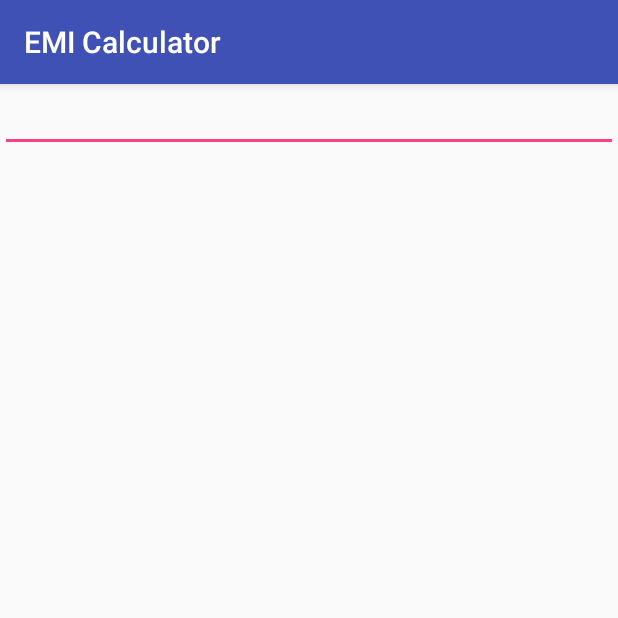
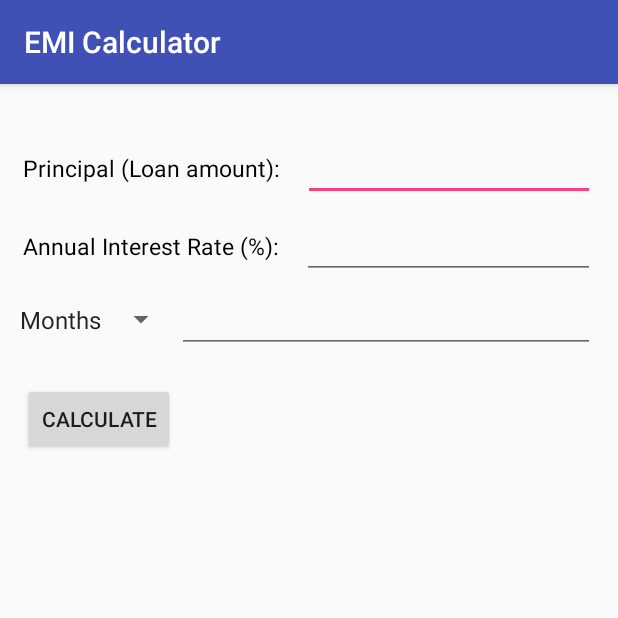
Before and after one commit to JosephCasal/MACTraining, an Android app: the screen it shows after launch (MainActivity), on a phone screen of 412 x 824 dp, the top half of it. Run offline under Robolectric (Android 15) with nearby library versions, the phone set to English and light mode, and no system bars; Roboto replaces fonts that are not available here.

Commit message:
EMI Calculator Done

```diff
--- a/projects/EMICalculator/app/src/main/java/com/example/joseph/emicalculator/MainActivity.java
+++ b/projects/EMICalculator/app/src/main/java/com/example/joseph/emicalculator/MainActivity.java
@@ -1,13 +1,83 @@
 package com.example.joseph.emicalculator;
 
+import android.os.Bundle;
 import android.support.v7.app.AppCompatActivity;
-import android.os.Bundle;
+import android.view.View;
+import android.widget.ArrayAdapter;
+import android.widget.Button;
+import android.widget.EditText;
+import android.widget.Spinner;
+import android.widget.TextView;
+
+import java.math.RoundingMode;
+import java.text.DecimalFormat;
 
 public class MainActivity extends AppCompatActivity {
+
+    EditText etPrincipal;
+    EditText etInterestRate;
+    EditText etTime;
+    TextView tvEMI;
+    TextView tvTotal;
+    Button btnUpdateEMI;
+    Spinner spinner;
 
     @Override
     protected void onCreate(Bundle savedInstanceState) {
         super.onCreate(savedInstanceState);
         setContentView(R.layout.activity_main);
+
+        etPrincipal = (EditText) findViewById(R.id.etPrincipal);
+        etInterestRate = (EditText) findViewById(R.id.etInterestRate);
+        etTime = (EditText) findViewById(R.id.etTime);
+        tvEMI = (TextView) findViewById(R.id.tvEMI);
+        tvTotal = (TextView) findViewById(R.id.tvTotal);
+        btnUpdateEMI = (Button) findViewById(R.id.btnUpdateEMI);
+
+        spinner = (Spinner) findViewById(R.id.spinner);
+// Create an ArrayAdapter using the string array and a default spinner layout
+        ArrayAdapter<CharSequence> adapter = ArrayAdapter.createFromResource(this, R.array.Time_array, android.R.layout.simple_spinner_item);
+// Specify the layout to use when the list of choices appears
+        adapter.setDropDownViewResource(android.R.layout.simple_spinner_dropdown_item);
+// Apply the adapter to the spinner
+        spinner.setAdapter(adapter);
+
+        btnUpdateEMI.setOnClickListener(new View.OnClickListener() {
+            @Override
+            public void onClick(View view) {
+
+                double p;
+                double r;
+                double t;
+                try {
+                    p = Double.parseDouble(etPrincipal.getText().toString());
+                    r = Double.parseDouble(etInterestRate.getText().toString()) / 100;
+                    t = Double.parseDouble(etTime.getText().toString());
+                }catch (Exception e){
+                    tvEMI.setText("Invalid Input");
+                    tvTotal.setText("");
+                    return;
+                }
+
+                String timeFormat = spinner.getSelectedItem().toString();
+                if(timeFormat.equals("Years")){
+                    t = t*12;
+                }
+
+//                EMI = (P * R/12) * [ (1+R/12)^N] / [ (1+R/12)^N-1]
+                double emi = (p*(r/12)) * (Math.pow((1+(r/12)),t) / (Math.pow(1+(r/12),t)-1));
+
+                DecimalFormat df = new DecimalFormat("0.00");
+                df.setRoundingMode(RoundingMode.HALF_UP);
+
+                tvEMI.setText(df.format(emi) + " Monthly Payments");
+
+                double total = emi*t;
+
+                tvTotal.setText(df.format(total) + " Total Repayment");
+
+            }
+        });
+
     }
 }
--- a/projects/EMICalculator/app/src/main/res/layout/activity_main.xml
+++ b/projects/EMICalculator/app/src/main/res/layout/activity_main.xml
@@ -7,15 +7,103 @@
     xmlns:tools="http://schemas.android.com/tools"
     android:layout_width="match_parent"
     android:layout_height="match_parent"
-    tools:context="com.example.joseph.emicalculator.MainActivity">
+    tools:context="com.example.joseph.emicalculator.MainActivity"
+    android:orientation="vertical"
+    android:paddingTop="30dp">
 
-    <EditText
+
+    <LinearLayout
         android:layout_width="match_parent"
-        android:layout_height="wrap_content" />
+        android:layout_height="wrap_content"
+        android:orientation="horizontal">
+        <TextView
+            android:layout_width="wrap_content"
+            android:layout_height="wrap_content"
+            android:text="@string/field1"
+            android:textColor="@color/colorBlack"
+            android:textSize="15sp"
+            android:padding="15dp"/>
+        <EditText
+            android:id="@+id/etPrincipal"
+            android:layout_width="match_parent"
+            android:layout_height="wrap_content"
+            android:inputType="number"
+            android:layout_marginEnd="15dp"
+            android:layout_marginRight="15dp" />
+    </LinearLayout>
+
+    <LinearLayout
+        android:layout_width="match_parent"
+        android:layout_height="wrap_content"
+        android:orientation="horizontal">
+        <TextView
+            android:layout_width="wrap_content"
+            android:layout_height="wrap_content"
+            android:text="@string/field2"
+            android:textColor="@color/colorBlack"
+            android:textSize="15sp"
+            android:padding="15dp"/>
+        <EditText
+            android:id="@+id/etInterestRate"
+            android:layout_width="match_parent"
+            android:layout_height="wrap_content"
+            android:inputType="number"
+            android:layout_marginEnd="15dp"
+            android:layout_marginRight="15dp" />
+    </LinearLayout>
+
+    <LinearLayout
+        android:layout_width="match_parent"
+        android:layout_height="wrap_content"
+        android:orientation="horizontal">
+        <Spinner
+            android:id="@+id/spinner"
+            android:layout_width="wrap_content"
+            android:layout_height="wrap_content"
+            android:padding="5dp"/>
+        <EditText
+            android:id="@+id/etTime"
+            android:layout_width="match_parent"
+            android:layout_height="wrap_content"
+            android:inputType="number"
+            android:layout_marginEnd="15dp"
+            android:layout_marginRight="15dp" />
+    </LinearLayout>
+
+
+    <Button
+        android:id="@+id/btnUpdateEMI"
+        android:text="@string/button_name"
+        android:layout_width="wrap_content"
+        android:layout_height="wrap_content"
+        android:layout_marginTop="20dp"
+        android:layout_marginStart="15dp"
+        android:layout_marginLeft="15dp" />
 
     <TextView
+        android:id="@+id/tvEMI"
         android:layout_width="wrap_content"
         android:layout_height="wrap_content"
-        android:text="Hello World!"/>
+        android:text=""
+        android:textColor="@color/colorBlack"
+        android:textSize="15sp"
+        android:layout_marginStart="15dp"
+        android:layout_marginTop="30dp"
+        android:layout_marginLeft="15dp" />
+
+    <TextView
+        android:id="@+id/tvTotal"
+        android:layout_width="wrap_content"
+        android:layout_height="wrap_content"
+        android:text=""
+        android:textColor="@color/colorBlack"
+        android:textSize="15sp"
+        android:layout_marginStart="15dp"
+        android:layout_marginTop="5dp"
+        android:layout_marginLeft="15dp" />
+
+
+
+
 
 </LinearLayout>
--- a/projects/EMICalculator/app/src/main/res/values/colors.xml
+++ b/projects/EMICalculator/app/src/main/res/values/colors.xml
@@ -3,4 +3,5 @@
     <color name="colorPrimary">#3F51B5</color>
     <color name="colorPrimaryDark">#303F9F</color>
     <color name="colorAccent">#FF4081</color>
+    <color name="colorBlack">#000000</color>
 </resources>
--- a/projects/EMICalculator/app/src/main/res/values/strings.xml
+++ b/projects/EMICalculator/app/src/main/res/values/strings.xml
@@ -1,3 +1,10 @@
 <resources>
     <string name="app_name">EMI Calculator</string>
+    <string name="field1">Principal (Loan amount):</string>
+    <string name="field2">Annual Interest Rate (%):</string>
+    <string name="button_name">Calculate</string>
+    <string-array name="Time_array">
+        <item>Months</item>
+        <item>Years</item>
+    </string-array>
 </resources>
```
Also changed, not shown: 1 other file.
